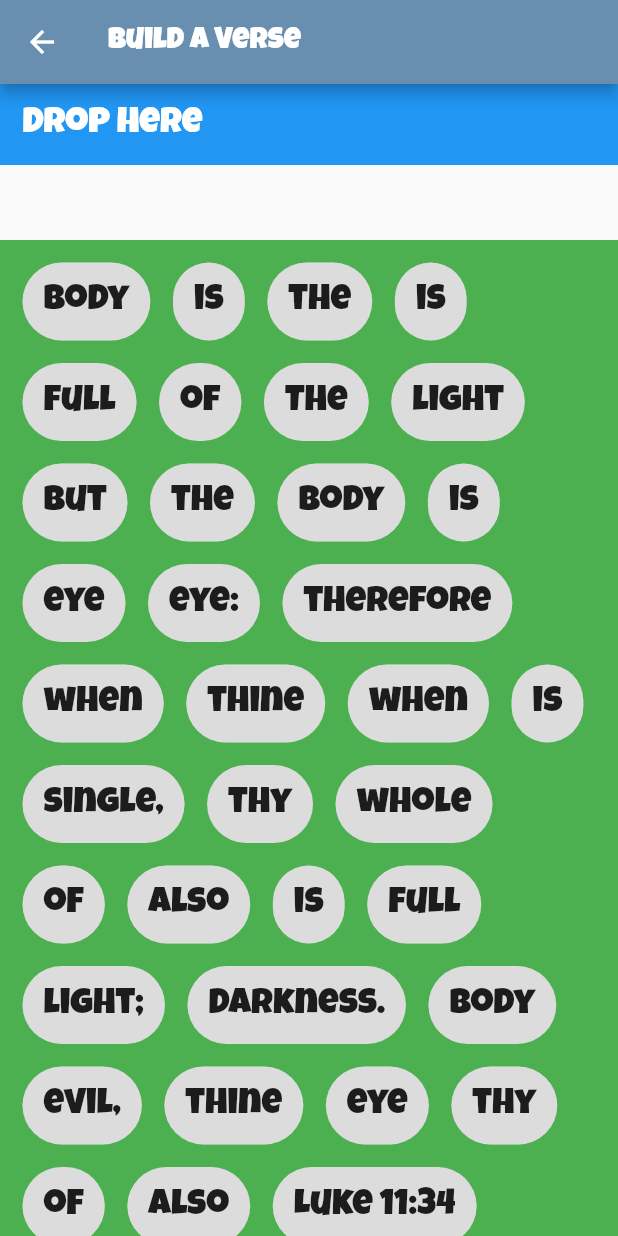
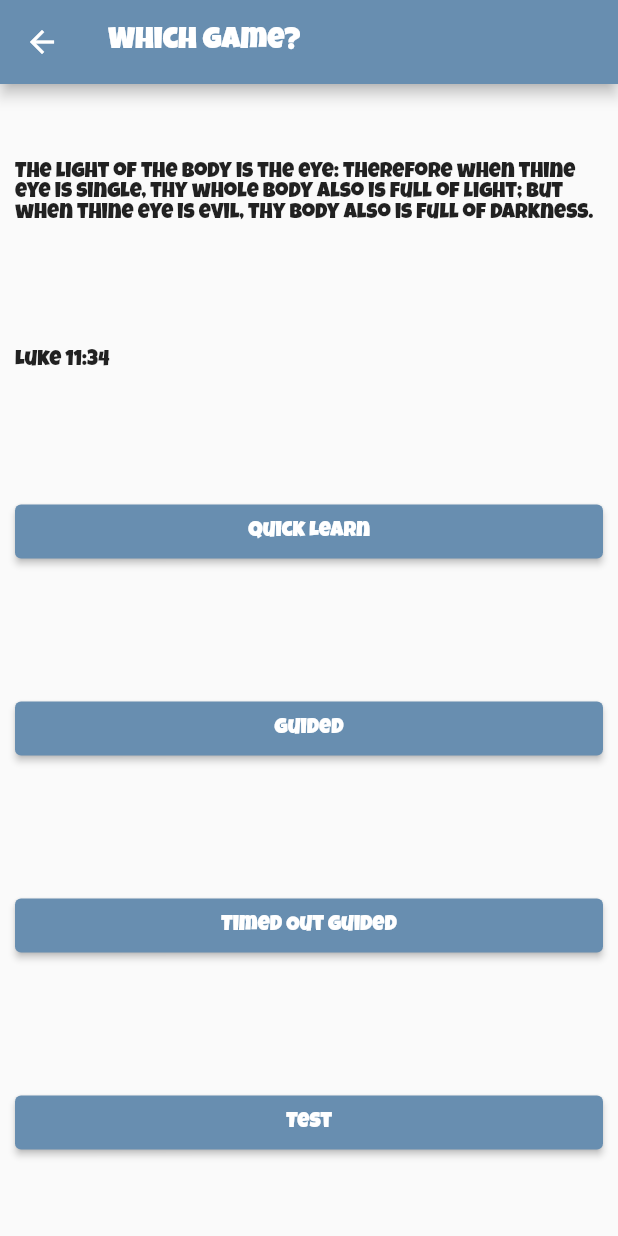
Before and after one commit to digitaleagle/mightymarks-kids, a Flutter app: the screen it shows after launch, after a tap on "Luke 11:34", on a phone screen of 412 x 824 dp. Run offline on Flutter 3.47's test engine with Material 2 defaults, Android fonts, the phone set to English and light mode, and no system bars; our stand-ins replace flutter_svg, shared_preferences.

Commit message:
Added game types

```diff
--- a/lib/data/game_state.dart
+++ b/lib/data/game_state.dart
@@ -27,6 +27,8 @@ class GameState {
   // the words in the word bank -- randomized by buildWords()
   List<Word> bank = [];
 
+  GameType gameType = GameType.test;
+
   // message to tell the user about right or wrong answers
   String message = "";
   // number of wrong guesses in a row
@@ -39,6 +41,7 @@ class GameState {
   // for 3-star tracking
   int totalWrongGuesses = 0;
   int totalHelps = 0;
+
 
   // the widgets listening to game state changes
   List<Function> acceptedCallbacks = [];
@@ -54,7 +57,28 @@ class GameState {
     acceptedCallbacks = [];
   }
 
-  buildWords() {
+  pickGame(GameType gameType) {
+    this.gameType = gameType;
+    switch(gameType) {
+      case GameType.quickLearn:
+        buildWords(randomize: false);
+        break;
+      case GameType.guided:
+        buildWords();
+        message = "First word: ${words[0].word}";
+        break;
+      case GameType.test:
+        buildWords();
+        break;
+      default:
+        buildWords();
+        break;
+    }
+    // hack for now.  Probably should remove the listeners on dispose
+    acceptedCallbacks = [];
+  }
+
+  buildWords({bool randomize = true}) {
     List<String> simpleWords = bibleVerse.text.split(" ");
     words = [];
 
@@ -86,7 +110,11 @@ class GameState {
         }
       }
       if(pickedIndex < 0) {
-        pickedIndex = Random().nextInt(temp.length);
+        if(randomize) {
+          pickedIndex = Random().nextInt(temp.length);
+        } else {
+          pickedIndex = 0;
+        }
       }
       bank.add(temp.removeAt(pickedIndex));
     }
@@ -119,6 +147,9 @@ class GameState {
     if(answers.length == words.length) {
       isVerseComplete = true;
     }
+    if(gameType == GameType.guided) {
+      message = "Next word: ${words[answers.length].word}";
+    }
     for(Function listener in acceptedCallbacks) {
       listener();
     }
@@ -129,7 +160,7 @@ class GameState {
 
     wrongGuesses++;
     totalWrongGuesses++;
-    if(wrongGuesses >= maxWrongGuessCount) {
+    if(wrongGuesses >= maxWrongGuessCount || gameType == GameType.guided) {
       message = "No, not '${attemptedWord.word}', next is '${currentWord.word}'";
       totalHelps++;
     } else {
@@ -159,3 +190,10 @@ class GameState {
   }
 
 }
+
+enum GameType {
+  quickLearn,
+  guided,
+  timeOutGuided,
+  test,
+}
--- a/lib/main.dart
+++ b/lib/main.dart
@@ -1,4 +1,5 @@
 import 'package:flutter/material.dart';
+import 'package:mighty_marks_kids/ui/game_select.dart';
 import 'package:mighty_marks_kids/ui/home_page.dart';
 import 'package:mighty_marks_kids/ui/settings_page.dart';
 import 'package:mighty_marks_kids/ui/verse_drag_game.dart';
@@ -23,6 +24,7 @@ class MyApp extends StatelessWidget {
       ),
       routes: {
         '/': (context) => const HomePage(),
+        '/gameSelect': (context) => const GameSelect(),
         '/verse': (context) => const VerseDragGame(),
         '/settings': (context) => const SettingsPage(),
       },
--- /dev/null
+++ b/lib/ui/game_select.dart
@@ -0,0 +1,74 @@
+import 'package:flutter/material.dart';
+import 'package:mighty_marks_kids/data/game_state.dart';
+import 'package:mighty_marks_kids/ui/star_award.dart';
+
+import 'verse_display.dart';
+import 'word_bank.dart';
+
+class GameSelect extends StatefulWidget {
+  const GameSelect({Key? key}) : super(key: key);
+
+  @override
+  State<GameSelect> createState() => _GameSelectState();
+}
+
+class _GameSelectState extends State<GameSelect> {
+  GameState state = GameState();
+
+  bool _isComplete = false;
+
+  @override
+  void initState() {
+    super.initState();
+    state.listen(() {
+      if (state.isVerseComplete && !_isComplete) {
+        setState(() {
+          _isComplete = true;
+        });
+      }
+    });
+  }
+
+  @override
+  Widget build(BuildContext context) {
+    return Scaffold(
+      appBar: AppBar(
+        leading: IconButton(
+          icon: const Icon(Icons.arrow_back),
+          onPressed: () {
+            Navigator.pop(context);
+          },
+          tooltip: "Back to Home",
+        ),
+        title: const Text("Which Game?"),
+      ),
+      body: Container(
+        padding: const EdgeInsets.all(10),
+        child: Column(
+          mainAxisAlignment: MainAxisAlignment.spaceAround,
+          crossAxisAlignment: CrossAxisAlignment.stretch,
+          children: <Widget>[
+            Text(state.bibleVerse.text),
+            Text(state.bibleVerse.reference),
+            ElevatedButton(onPressed: () {
+              state.pickGame(GameType.quickLearn);
+              Navigator.pushNamed(context, "/verse");
+            }, child: const Text("Quick Learn")),
+            ElevatedButton(onPressed: () {
+              state.pickGame(GameType.guided);
+              Navigator.pushNamed(context, "/verse");
+            }, child: const Text("Guided")),
+            ElevatedButton(onPressed: () {
+              state.pickGame(GameType.timeOutGuided);
+              Navigator.pushNamed(context, "/verse");
+            }, child: const Text("Timed Out Guided")),
+            ElevatedButton(onPressed: () {
+              state.pickGame(GameType.test);
+              Navigator.pushNamed(context, "/verse");
+            }, child: const Text("Test")),
+          ],
+        ),
+      ),
+    );
+  }
+}
--- a/lib/ui/home_page.dart
+++ b/lib/ui/home_page.dart
@@ -33,7 +33,8 @@ class _HomePageState extends State<HomePage> {
             title: Text(state.verses.list[index].reference),
             onTap: () {
               state.pickVerse(state.verses.list[index]);
-              Navigator.pushNamed(context, "/verse");
+              //Navigator.pushNamed(context, "/verse");
+              Navigator.pushNamed(context, "/gameSelect");
             },
           );
         },
```
